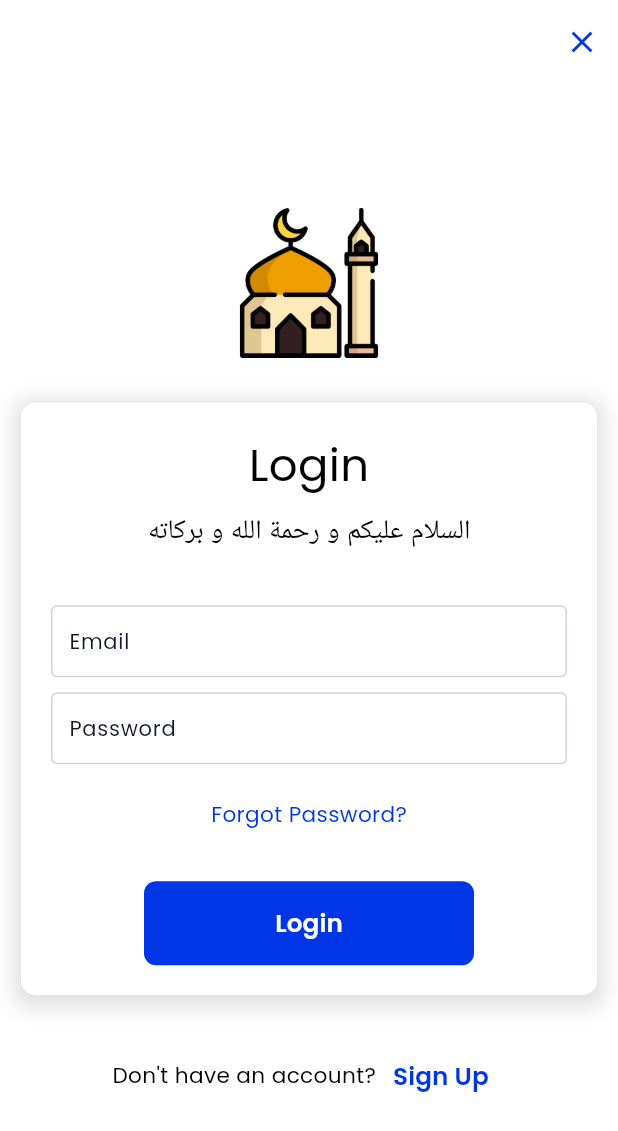
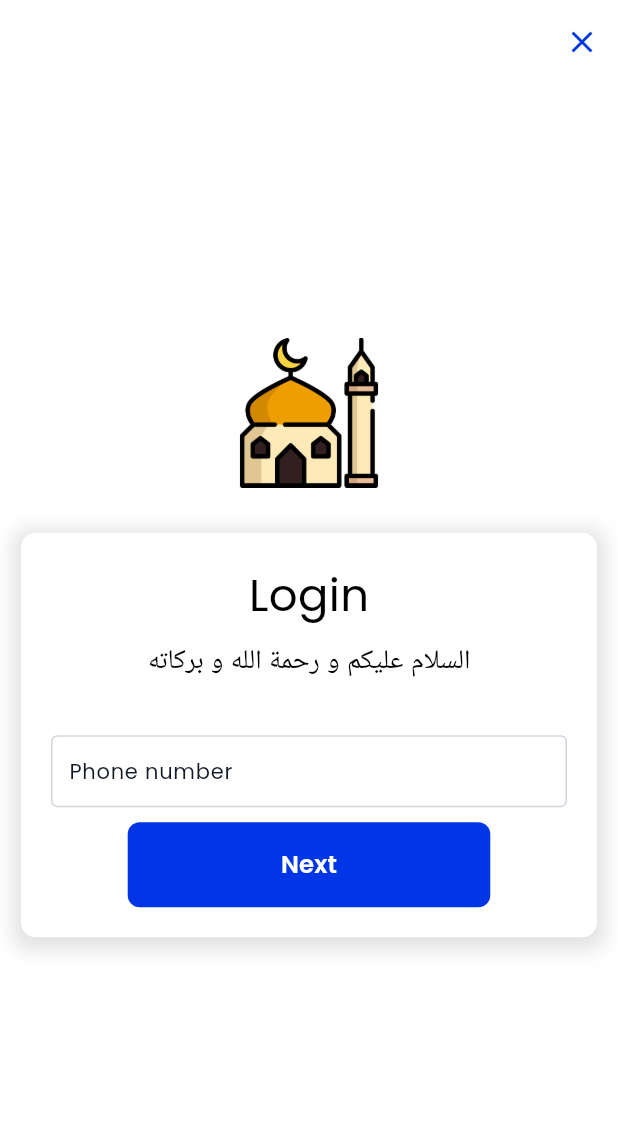
Before and after one commit to nasir-nishat/masjid_noor_customer, a Flutter app: the screen it shows after launch, item 3 of the bottom bar chosen, on a phone screen of 412 x 824 dp. Shown: the top 1131 px of the screen. Run offline on Flutter 3.47's test engine with Material 3 defaults, Android fonts, the phone set to English and light mode, and no system bars; our stand-ins replace app_links, bot_toast, equatable, flutter_multi_formatter, flutter_screenutil, flutter_svg and 7 more; missing offline and left inert: pluto_grid, window_manager; accounts and stored records are empty; network calls fail.

Commit message:
Udpated with Google Auth

```diff
--- a/lib/mgr/dependency/supabase_dep.dart
+++ b/lib/mgr/dependency/supabase_dep.dart
@@ -10,6 +10,9 @@ import '../models/product_md.dart';
 const _SUPABASE_URL = "https://nsyflgowjqaunfbechqh.supabase.co";
 const _SUPABASE_ANON_KEY =
     "eyJhbGciOiJIUzI1NiIsInR5cCI6IkpXVCJ9.eyJpc3MiOiJzdXBhYmFzZSIsInJlZiI6Im5zeWZsZ293anFhdW5mYmVjaHFoIiwicm9sZSI6ImFub24iLCJpYXQiOjE3MTk5OTU5MjEsImV4cCI6MjAzNTU3MTkyMX0.7DBJ7mEdcvxzGI1qj4OwbpugWUc_kcVCv3AVIXjdfag";
+
+const GOOGLE_WEB_CLIENT_ID =
+    '490296933607-r6fm8rsqg06d094p6srgr8vm5c8unmmr.apps.googleusercontent.com';
 
 class SupabaseDep {
   //create a singleton
--- a/lib/presentation/pages/home/home_page.dart
+++ b/lib/presentation/pages/home/home_page.dart
@@ -57,7 +57,10 @@ class HomePage extends GetView<ProductController> {
             crossAxisAlignment: CrossAxisAlignment.center,
             mainAxisAlignment: MainAxisAlignment.spaceBetween,
             children: [
-              Text(title, style: context.textTheme.labelMedium),
+              Text(title,
+                  softWrap: true,
+                  overflow: TextOverflow.ellipsis,
+                  style: context.textTheme.labelMedium),
               TextButton(
                   onPressed: () {
                     controller.getCategories();
--- a/lib/presentation/pages/user/forgot_pass_page.dart
+++ b/lib/presentation/pages/user/forgot_pass_page.dart
@@ -24,7 +24,7 @@ class ForgotPasswordPage extends StatelessWidget {
             children: [
               TextFormField(
                 controller: _emailController,
-                decoration: InputDecoration(labelText: 'Email'),
+                decoration: const InputDecoration(labelText: 'Email'),
                 validator: (value) {
                   if (value == null || value.isEmpty) {
                     return 'Please enter your email';
@@ -32,14 +32,14 @@ class ForgotPasswordPage extends StatelessWidget {
                   return null;
                 },
               ),
-              SizedBox(height: 20),
+              const SizedBox(height: 20),
               ElevatedButton(
                 onPressed: () {
                   if (_formKey.currentState?.validate() == true) {
                     UserController.to.resetPassword(_emailController.text);
                   }
                 },
-                child: Text('Reset Password'),
+                child: const Text('Reset Password'),
               ),
             ],
           ),
--- a/lib/presentation/pages/user/login_page.dart
+++ b/lib/presentation/pages/user/login_page.dart
@@ -1,14 +1,11 @@
 // ignore_for_file: use_build_context_synchronously
 
-import 'package:flutter/foundation.dart';
-import 'package:flutter/material.dart';
 import 'package:flutter/services.dart';
+import 'package:flutter_multi_formatter/formatters/phone_input_formatter.dart';
 import 'package:go_router/go_router.dart';
-import 'package:masjid_noor_customer/navigation/router.dart';
+import 'package:google_sign_in/google_sign_in.dart';
+import 'package:masjid_noor_customer/mgr/dependency/supabase_dep.dart';
 import 'package:masjid_noor_customer/presentation/pages/all_export.dart';
-import 'package:masjid_noor_customer/presentation/pages/app_controller.dart';
-import 'package:masjid_noor_customer/presentation/utills/validator.dart';
-import 'package:supabase_flutter/supabase_flutter.dart';
 
 class LoginPage extends StatefulWidget {
   const LoginPage({super.key});
@@ -20,12 +17,55 @@ class LoginPage extends StatefulWidget {
 class _LoginPageState extends State<LoginPage> {
   final supabase = Supabase.instance.client;
   final GlobalKey<FormState> loginFormKey = GlobalKey<FormState>();
-  TextEditingController userEmailCtrl =
-      TextEditingController(text: kDebugMode ? 'nishatnasir00@gmail.com' : '');
-  TextEditingController userPassCtrl =
-      TextEditingController(text: kDebugMode ? 'Test123' : '');
+
   bool isLoading = false;
   String errorMessage = '';
+  bool phoneNumDone = false;
+  PhoneInputFormatter phoneFormatter = PhoneInputFormatter();
+  TextEditingController phoneController = TextEditingController();
+
+  @override
+  void initState() {
+    _setupAuthListener();
+    super.initState();
+  }
+
+  void _setupAuthListener() {
+    supabase.auth.onAuthStateChange.listen((data) {
+      final event = data.event;
+      if (event == AuthChangeEvent.signedIn) {
+        Routes.goToHomePage(context);
+      }
+    });
+  }
+
+  Future<AuthResponse> _googleSignIn() async {
+    const webClientId = GOOGLE_WEB_CLIENT_ID;
+
+    const iosClientId = 'my-ios.apps.googleusercontent.com';
+
+    final GoogleSignIn googleSignIn = GoogleSignIn(
+      clientId: iosClientId,
+      serverClientId: webClientId,
+    );
+    final googleUser = await googleSignIn.signIn();
+    final googleAuth = await googleUser!.authentication;
+    final accessToken = googleAuth.accessToken;
+    final idToken = googleAuth.idToken;
+
+    if (accessToken == null) {
+      throw 'No Access Token found.';
+    }
+    if (idToken == null) {
+      throw 'No ID Token found.';
+    }
+
+    return supabase.auth.signInWithIdToken(
+      provider: OAuthProvider.google,
+      idToken: idToken,
+      accessToken: accessToken,
+    );
+  }
 
   @override
   Widget build(BuildContext context) {
@@ -82,95 +122,66 @@ class _LoginPageState extends State<LoginPage> {
                         ),
                         const SizedBox(height: 10.0),
                         const Text(
-                          // 'Assalamu Alaikum, Ahlan wa Sahlan',
                           "السلام عليكم و رحمة الله و بركاته\n",
                           style: TextStyle(fontSize: 18.0),
                         ),
                         const SizedBox(height: 10.0),
+                        if (!phoneNumDone)
                           TextFormField(
-                          controller: userEmailCtrl,
-                          decoration: const InputDecoration(labelText: 'Email'),
-                          validator: Validator.emailValidator,
+                            keyboardType: TextInputType.phone,
+                            controller: phoneController,
+                            decoration: const InputDecoration(
+                              labelText: 'Phone number',
+                              hintText: 'Enter your phone number',
+                            ),
                             inputFormatters: [
-                            FilteringTextInputFormatter.deny(RegExp(r'\s')),
+                              PhoneInputFormatter(
+                                allowEndlessPhone: false,
+                                defaultCountryCode: 'KR',
+                              )
                             ],
                           ),
-                        const SizedBox(height: 10.0),
-                        TextFormField(
-                          controller: userPassCtrl,
-                          decoration:
-                              const InputDecoration(labelText: 'Password'),
-                          obscureText: true,
-                          validator: Validator.passwordValidator,
-                          onFieldSubmitted: (_) => login(),
+                        if (!phoneNumDone) const SizedBox(height: 10.0),
+                        if (!phoneNumDone)
+                          ElevatedButton(
+                              onPressed: () {
+                                setState(() {
+                                  phoneNumDone = true;
+                                });
+                              },
+                              child: const Text('Next')),
+                        if (phoneNumDone)
+                          ElevatedButton.icon(
+                            icon: Image.asset(
+                              'assets/google_logo.png',
+                              width: 24,
                             ),
-                        const SizedBox(height: 10.0),
-                        if (errorMessage.isNotEmpty)
-                          Text(
-                            errorMessage,
-                            style: const TextStyle(color: Colors.red),
-                          )
-                        else
-                          const SizedBox.shrink(),
-                        TextButton(
-                          onPressed: () {
-                            context.push(Routes.forgotPassword);
+                            onPressed: () async {
+                              _googleSignIn();
                             },
-                          child: Text('Forgot Password?',
-                              style: context.textTheme.bodyMedium?.copyWith(
-                                  color: Theme.of(context).primaryColor)),
+                            style: ElevatedButton.styleFrom(
+                              backgroundColor: Colors.white,
+                              elevation: 0,
+                              foregroundColor: Colors.black,
+                              minimumSize: const Size(326, 50),
+                              shape: RoundedRectangleBorder(
+                                borderRadius: BorderRadius.circular(8.0),
+                                side: const BorderSide(
+                                    color: Colors.black, width: 1),
                               ),
-                        const SizedBox(height: 20.0),
-                        if (isLoading) const CircularProgressIndicator(),
-                        ElevatedButton(
-                          onPressed: login,
-                          child: const Text('Login'),
-                        )
+                            ),
+                            label: const Text('Log in with Gmail'),
+                          ),
                       ],
                     ),
                   ),
                 ),
               ),
               const SizedBox(height: 30.0),
-              Row(
-                mainAxisAlignment: MainAxisAlignment.center,
-                children: [
-                  const Text('Don\'t have an account?'),
-                  TextButton(
-                    onPressed: () {
-                      context.push(Routes.signup);
-                    },
-                    child: const Text('Sign Up'),
-                  ),
-                ],
-              ),
             ],
           ),
         ),
       ),
     );
   }
-
-  void login() async {
-    if (loginFormKey.currentState!.validate()) {
-      setState(() {
-        isLoading = true;
-      });
-
-      final errorMessage = await AuthenticationNotifier.instance
-          .login(userEmailCtrl.text.trim(), userPassCtrl.text.trim());
-
-      setState(() {
-        isLoading = false;
-      });
-
-      if (errorMessage.isError) {
-        Routes.showErrorDialog(errorMessage.error!.message);
-      } else {
-        AppController.to.userEmail.value =
-            supabase.auth.currentUser?.email ?? '';
-        Routes.goToHomePage(context);
 }
-    }
-  }
-}
--- a/lib/presentation/pages/user/profile_page.dart
+++ b/lib/presentation/pages/user/profile_page.dart
@@ -1,6 +1,7 @@
 import 'package:flutter/material.dart';
 import 'package:flutter_screenutil/flutter_screenutil.dart';
 import 'package:get/get.dart';
+import 'package:masjid_noor_customer/mgr/dependency/supabase_dep.dart';
 import 'package:masjid_noor_customer/presentation/pages/user/user_controller.dart';
 import 'package:masjid_noor_customer/presentation/widgets/spaced_column.dart';
 
@@ -47,6 +48,11 @@ class ProfilePage extends GetView<UserController> {
               },
               child: const Text('Update Profile'),
             ),
+            ElevatedButton(
+                onPressed: () {
+                  SupabaseDep.impl.auth.signOut();
+                },
+                child: const Text('Sign Out')),
           ],
         );
       }),
--- a/lib/presentation/theme/app_theme.dart
+++ b/lib/presentation/theme/app_theme.dart
@@ -26,8 +26,7 @@ final class AppTheme {
       tertiary: Color(0xFF111827),
       onTertiary: Colors.white,
     ),
-    //Apply poppins font with screenutil here
-    textTheme: textTheme().apply(fontSizeFactor: 1.sp),
+    textTheme: customTextTheme(),
     iconButtonTheme: _getIconButtonTheme(),
     popupMenuTheme: _getPopupMenuTheme(),
     sliderTheme: _getSliderTheme(),
@@ -36,11 +35,13 @@ final class AppTheme {
     inputDecorationTheme: _getInputDecorationTheme(),
     dialogTheme: _getDialogTheme(),
     dropdownMenuTheme: _dropdownMenuThemeData(),
-    bottomNavigationBarTheme: const BottomNavigationBarThemeData(
+    bottomNavigationBarTheme: BottomNavigationBarThemeData(
       backgroundColor: Colors.white,
-      selectedItemColor: Color(0xFF0036E6),
-      unselectedItemColor: Color(0xFFA19EAD),
+      selectedItemColor: const Color(0xFF0036E6),
+      unselectedItemColor: const Color(0xFFA19EAD),
       elevation: 5,
+      selectedIconTheme: IconThemeData(size: 30.h),
+      unselectedIconTheme: IconThemeData(size: 28.h),
     ),
     scrollbarTheme: ScrollbarThemeData(
       thickness: WidgetStateProperty.all(2.w),
@@ -50,7 +51,7 @@ final class AppTheme {
   );
 }
 
-TextTheme textTheme() {
+TextTheme customTextTheme() {
   return TextTheme(
     bodyLarge: TextStyle(
         fontFamily: 'Poppins', fontSize: 16.sp, fontWeight: FontWeight.w400),
@@ -89,10 +90,7 @@ IconButtonThemeData _getIconButtonTheme() {
   return IconButtonThemeData(
     style: IconButton.styleFrom(
       foregroundColor: const Color(0xff0036E6),
-      // backgroundColor: const Color(0xFFE5EBFF),
-      // disabledBackgroundColor: Colors.black12,
-      // shape: RoundedRectangleBorder(borderRadius: BorderRadius.circular(16)),
-      shape: RoundedRectangleBorder(borderRadius: BorderRadius.circular(4)),
+      shape: RoundedRectangleBorder(borderRadius: BorderRadius.circular(4.r)),
     ),
   );
 }
@@ -101,19 +99,18 @@ PopupMenuThemeData _getPopupMenuTheme() {
   return PopupMenuThemeData(
     color: Colors.white,
     position: PopupMenuPosition.under,
-    // shape: RoundedRectangleBorder(borderRadius: BorderRadius.circular(16)),
-    shape: RoundedRectangleBorder(borderRadius: BorderRadius.circular(4)),
+    shape: RoundedRectangleBorder(borderRadius: BorderRadius.circular(4.r)),
   );
 }
 
 SliderThemeData _getSliderTheme() {
-  return const SliderThemeData(
+  return SliderThemeData(
     inactiveTrackColor: Color(0xFFE4E3E8),
-    trackHeight: 4,
-    activeTrackColor: Color(0xFF0036E6),
+    trackHeight: 4.h,
+    activeTrackColor: const Color(0xFF0036E6),
     thumbColor: Colors.white,
-    overlayShape: RoundSliderOverlayShape(overlayRadius: 32),
-    thumbShape: RoundSliderThumbShape(enabledThumbRadius: 8, elevation: 5),
+    overlayShape: RoundSliderOverlayShape(overlayRadius: 32.r),
+    thumbShape: RoundSliderThumbShape(enabledThumbRadius: 8.r, elevation: 5),
     showValueIndicator: ShowValueIndicator.never,
   );
 }
@@ -124,8 +121,6 @@ SwitchThemeData _getSwitchTheme() {
     trackOutlineWidth: const WidgetStatePropertyAll(0),
     thumbColor: const WidgetStatePropertyAll(Colors.white),
     trackColor: WidgetStateProperty.resolveWith((states) {
-      //value true => Color(0xFF0036E6)
-      //value false => Color(0xFFA19EAD)
       if (states.contains(WidgetState.selected)) {
         return const Color(0xFF0036E6);
       }
@@ -136,8 +131,8 @@ SwitchThemeData _getSwitchTheme() {
 
 CheckboxThemeData _getCheckboxTheme() {
   return CheckboxThemeData(
-    side: const BorderSide(color: Color(0xFFD1D5DB), width: .5),
-    shape: RoundedRectangleBorder(borderRadius: BorderRadius.circular(4)),
+    side: BorderSide(color: const Color(0xFFD1D5DB), width: .5.w),
+    shape: RoundedRectangleBorder(borderRadius: BorderRadius.circular(4.r)),
     fillColor: WidgetStateProperty.resolveWith((states) {
       //value true => Color(0xFF0036E6)
       //value false => Color(0xFFA19EAD)
@@ -156,27 +151,27 @@ InputDecorationTheme _getInputDecorationTheme() {
   return InputDecorationTheme(
     border: OutlineInputBorder(
       // borderRadius: BorderRadius.circular(8),
-      borderRadius: BorderRadius.circular(4),
+      borderRadius: BorderRadius.circular(4.r),
       borderSide: const BorderSide(color: Color(0xFFD1D5DB)),
     ),
     enabledBorder: OutlineInputBorder(
       // borderRadius: BorderRadius.circular(8),
-      borderRadius: BorderRadius.circular(4),
+      borderRadius: BorderRadius.circular(4.r),
       borderSide: const BorderSide(color: Color(0xFFD1D5DB)),
     ),
     focusedBorder: OutlineInputBorder(
       // borderRadius: BorderRadius.circular(8),
-      borderRadius: BorderRadius.circular(4),
+      borderRadius: BorderRadius.circular(4.r),
       borderSide: const BorderSide(color: Color(0xFF0036E6)),
     ),
     errorBorder: OutlineInputBorder(
       // borderRadius: BorderRadius.circular(8),
-      borderRadius: BorderRadius.circular(4),
+      borderRadius: BorderRadius.circular(4.r),
       borderSide: const BorderSide(color: Colors.red),
     ),
     focusedErrorBorder: OutlineInputBorder(
       // borderRadius: BorderRadius.circular(8),
-      borderRadius: BorderRadius.circular(4),
+      borderRadius: BorderRadius.circular(4.r),
       borderSide: const BorderSide(color: Color(0xFF0036E6)),
     ),
     errorStyle: const TextStyle(color: Colors.red),
@@ -201,34 +196,34 @@ DropdownMenuThemeData _dropdownMenuThemeData() {
     inputDecorationTheme: InputDecorationTheme(
       border: OutlineInputBorder(
         // borderRadius: BorderRadius.circular(12),
-        borderRadius: BorderRadius.circular(4),
+        borderRadius: BorderRadius.circular(4.r),
         borderSide: const BorderSide(color: Color(0xFFD1D5DB)),
       ),
       enabledBorder: OutlineInputBorder(
         // borderRadius: BorderRadius.circular(12),
-        borderRadius: BorderRadius.circular(4),
+        borderRadius: BorderRadius.circular(4.r),
         borderSide: const BorderSide(color: Color(0xFFD1D5DB)),
       ),
       focusedBorder: OutlineInputBorder(
         // borderRadius: BorderRadius.circular(12),
-        borderRadius: BorderRadius.circular(4),
+        borderRadius: BorderRadius.circular(4.r),
         borderSide: const BorderSide(color: Color(0xFF0036E6)),
       ),
       errorBorder: OutlineInputBorder(
         // borderRadius: BorderRadius.circular(12),
-        borderRadius: BorderRadius.circular(4),
+        borderRadius: BorderRadius.circular(4.r),
         borderSide: const BorderSide(color: Color(0xFFD1D5DB)),
       ),
       focusedErrorBorder: OutlineInputBorder(
         // borderRadius: BorderRadius.circular(12),
-        borderRadius: BorderRadius.circular(4),
+        borderRadius: BorderRadius.circular(4.r),
         borderSide: const BorderSide(color: Color(0xFF0036E6)),
       ),
       errorStyle: const TextStyle(color: Color(0xFFD1D5DB)),
       hintStyle: const TextStyle(color: Color(0xFFA19EAD)),
-      labelStyle: const TextStyle(color: Color(0xFF111827), fontSize: 16),
+      labelStyle: TextStyle(color: Color(0xFF111827), fontSize: 16.sp),
     ),
-    textStyle: const TextStyle(color: Color(0xFF111827), fontSize: 16),
+    textStyle: TextStyle(color: Color(0xFF111827), fontSize: 16.sp),
   );
 }
 
@@ -240,7 +235,7 @@ ElevatedButtonThemeData _getElevatedButtonTheme() {
       // shape: RoundedRectangleBorder(borderRadius: BorderRadius.circular(32)),
       shape: RoundedRectangleBorder(borderRadius: BorderRadius.circular(8)),
       elevation: 0,
-      minimumSize: const Size(220, 56),
+      minimumSize: Size(220.w, 56.h),
     ),
   );
 }
--- a/pubspec.yaml
+++ b/pubspec.yaml
@@ -36,7 +36,11 @@ dependencies:
   fl_chart: ^0.68.0
   shimmer: ^3.0.0
   window_manager: ^0.3.9
-
+  google_sign_in: ^6.2.1
+  app_links: ^6.1.4
+  flutter_custom_tabs: ^2.1.0
+  url_launcher: ^6.3.0
+  flutter_multi_formatter: ^2.12.8
 
 dev_dependencies:
   flutter_test:
```
Also changed, not shown: lib/main.dart (+9 -5 lines), lib/navigation/router.dart (+20 -0 lines), assets/google_logo.png (added), pubspec.lock, 1 other file. Lines whose indentation alone changed are shown as unchanged.
